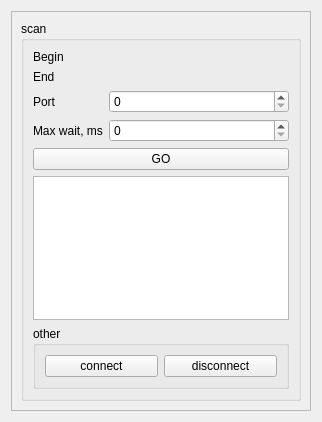
The window that Qt/my_programm/Check_Network/src/check_network_mainbox/src/ui/check_network_mainbox.ui (RinatB2017/mega_GIT) describes before a commit, drawn with Qt 5.
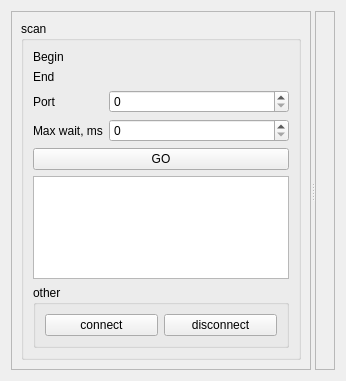
The same window after the commit. Custom widgets are drawn as their Qt base class.

```diff
--- a/Qt/my_programm/Check_Network/src/check_network_mainbox/src/ui/check_network_mainbox.ui
+++ b/Qt/my_programm/Check_Network/src/check_network_mainbox/src/ui/check_network_mainbox.ui
@@ -6,8 +6,8 @@
    <rect>
     <x>0</x>
     <y>0</y>
-    <width>308</width>
-    <height>422</height>
+    <width>319</width>
+    <height>381</height>
    </rect>
   </property>
   <property name="windowTitle">
@@ -15,6 +15,10 @@
   </property>
   <layout class="QHBoxLayout" name="horizontalLayout_2">
    <item>
+    <widget class="QSplitter" name="splitter">
+     <property name="orientation">
+      <enum>Qt::Horizontal</enum>
+     </property>
     <widget class="QFrame" name="frame">
      <property name="sizePolicy">
       <sizepolicy hsizetype="Expanding" vsizetype="Preferred">
@@ -147,9 +151,20 @@
       </item>
      </layout>
     </widget>
-   </item>
+     <widget class="QFrame" name="frame_2">
+      <property name="frameShape">
+       <enum>QFrame::StyledPanel</enum>
+      </property>
+      <property name="frameShadow">
+       <enum>QFrame::Raised</enum>
+      </property>
+      <layout class="QVBoxLayout" name="verticalLayout">
    <item>
     <layout class="QVBoxLayout" name="layout_rtsp"/>
+       </item>
+      </layout>
+     </widget>
+    </widget>
    </item>
   </layout>
  </widget>
```
Left out of the diff: 4 changed lines with no effect on the pictures. Lines whose indentation alone changed are shown as unchanged.
